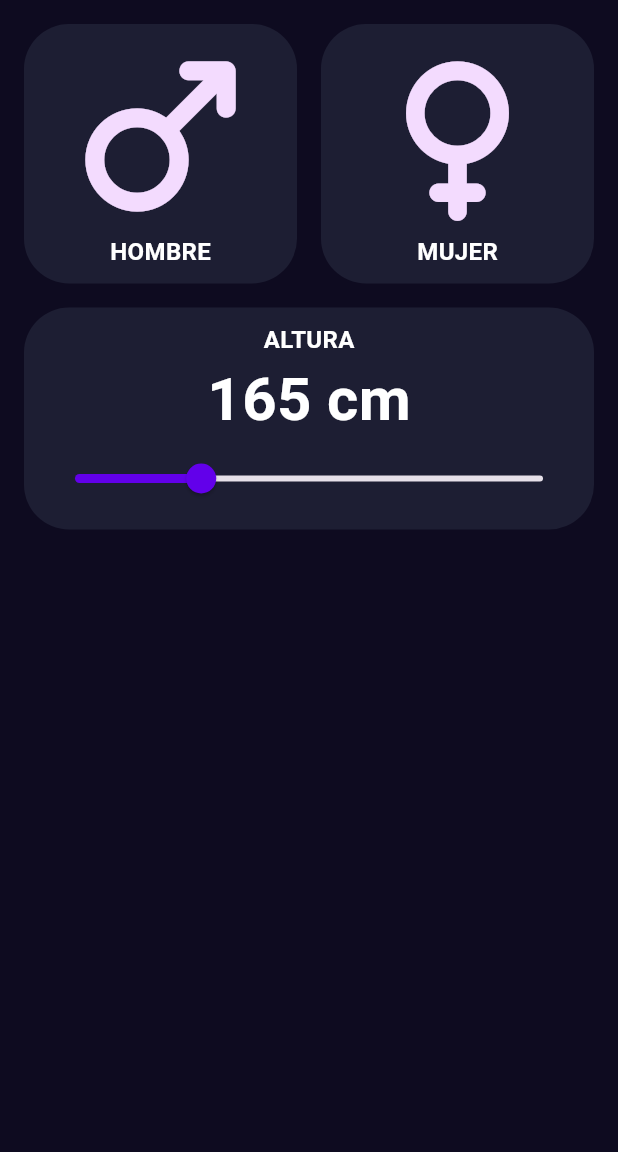
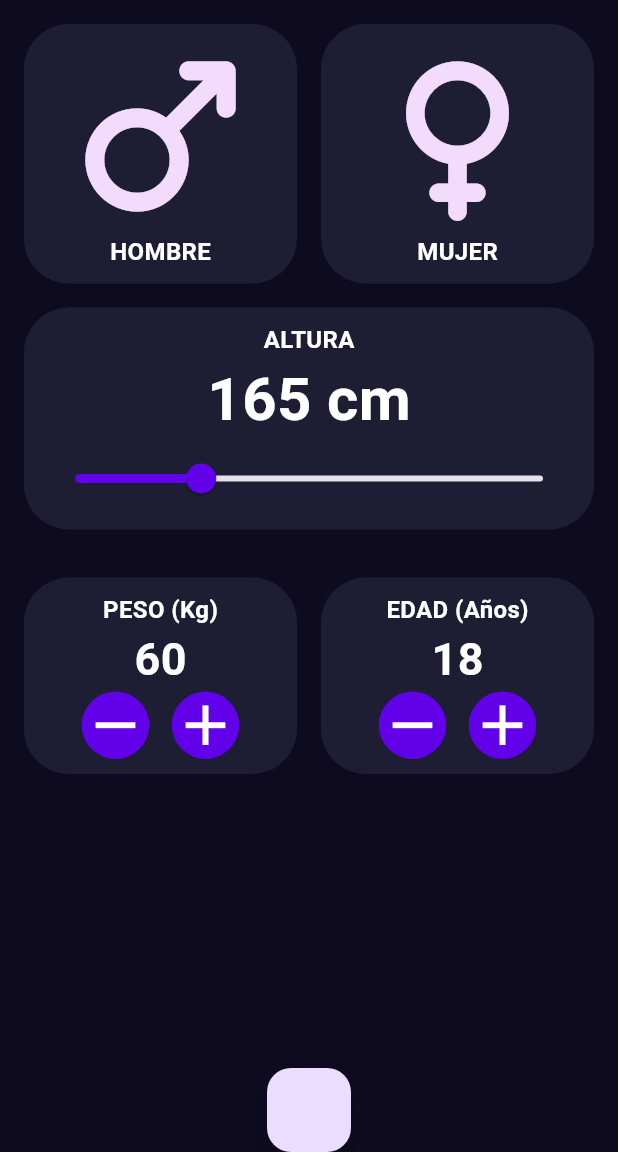
Before and after one commit to Daniel555AS/imc_calculator_app, a Flutter app: the screen it shows after launch, on a phone screen of 412 x 824 dp, the part 84-1236 px from its top. Run offline on Flutter 3.47's test engine with Material 3 defaults, Android fonts, the phone set to English and light mode, and no system bars.

Commit message:
number selectors for weight selector and age selector

```diff
--- /dev/null
+++ b/lib/components/number_selector.dart
@@ -0,0 +1,76 @@
+import 'package:flutter/material.dart';
+import 'package:imc_app/core/app_colors.dart';
+import 'package:imc_app/core/app_text_styles.dart';
+
+class NumberSelector extends StatefulWidget {
+  final String title;
+  final int value;
+  final Function() increase;
+  final Function() decrease;
+
+  const NumberSelector({
+    super.key,
+    required this.title,
+    required this.value,
+    required this.increase,
+    required this.decrease,
+  });
+
+  @override
+  State<NumberSelector> createState() => _NumberSelector();
+}
+
+class _NumberSelector extends State<NumberSelector> {
+  @override
+  Widget build(BuildContext context) {
+    return Container(
+      decoration: BoxDecoration(
+        color: AppColors.backgroundComponent,
+        borderRadius: BorderRadius.circular(30.0),
+      ),
+      child: Padding(
+        padding: const EdgeInsets.all(10.0),
+        child: Column(
+          mainAxisAlignment: MainAxisAlignment.center,
+          children: [
+            Text(widget.title, style: AppTextStyles.numberSelectorTitleText),
+            Text(
+              widget.value.toString(),
+              style: AppTextStyles.numberSelectorText,
+            ),
+            Row(
+              mainAxisAlignment: MainAxisAlignment.center,
+              children: [
+                GestureDetector(
+                  onTap: () {
+                    widget.decrease();
+                  },
+                  child: Container(
+                    decoration: BoxDecoration(
+                      color: AppColors.primary,
+                      borderRadius: BorderRadius.circular(60),
+                    ),
+                    child: Icon(Icons.remove, size: 45, color: Colors.white),
+                  ),
+                ),
+                SizedBox(width: 15.0),
+                GestureDetector(
+                  onTap: () {
+                    widget.increase();
+                  },
+                  child: Container(
+                    decoration: BoxDecoration(
+                      color: AppColors.primary,
+                      borderRadius: BorderRadius.circular(60),
+                    ),
+                    child: Icon(Icons.add, size: 45, color: Colors.white),
+                  ),
+                ),
+              ],
+            ),
+          ],
+        ),
+      ),
+    );
+  }
+}
--- a/lib/core/app_text_styles.dart
+++ b/lib/core/app_text_styles.dart
@@ -21,4 +21,17 @@ class AppTextStyles {
     fontSize: 40.0,
     fontWeight: FontWeight.w700,
   );
+
+  // Number Selector
+    static const TextStyle numberSelectorText = TextStyle(
+    color: Colors.white,
+    fontSize: 30.0,
+    fontWeight: FontWeight.w700,
+  );
+
+    static const TextStyle numberSelectorTitleText = TextStyle(
+    fontSize: 16,
+    color: AppColors.textTitleHome,
+    fontWeight: FontWeight.w700,
+  );
 }
--- a/lib/screens/imc_home_screen.dart
+++ b/lib/screens/imc_home_screen.dart
@@ -1,6 +1,7 @@
 import 'package:flutter/material.dart';
 import 'package:imc_app/components/gender_selector.dart';
 import 'package:imc_app/components/height_selector.dart';
+import 'package:imc_app/components/number_selector.dart';
 
 class ImcHomeScreen extends StatefulWidget {
   const ImcHomeScreen({super.key});
@@ -10,12 +11,65 @@ class ImcHomeScreen extends StatefulWidget {
 }
 
 class _ImcHomeScreenState extends State<ImcHomeScreen> {
+  int selectedWeight = 60;
+  int selectedAge = 18;
+
   @override
   Widget build(BuildContext context) {
     return Column(
       children: [
         GenderSelector(),
-        HeightSelector()
+        HeightSelector(),
+        Padding(
+          padding: const EdgeInsets.all(16.0),
+          child: Row(
+            children: [
+              Expanded(
+                child: NumberSelector(
+                  title: "PESO (Kg)",
+                  value: selectedWeight,
+                  decrease: () {
+                    setState(() {
+                      if (selectedWeight > 0) {
+                        selectedWeight--;
+                      }
+                    });
+                  },
+                  increase: () {
+                    setState(() {
+                      if(selectedWeight < 300) {
+                        selectedWeight++;
+                      }
+                    });
+                  },
+                ),
+              ),
+              SizedBox(width: 16.0),
+              Expanded(
+                child: NumberSelector(
+                  title: "EDAD (Años)",
+                  value: selectedAge,
+                  decrease: () {
+                    setState(() {
+                      if (selectedAge > 0) {
+                        selectedAge--;
+                      }
+                    });
+                  },
+                  increase: () {
+                    setState(() {
+                      if(selectedAge < 130) {
+                        selectedAge++;
+                      }
+                    });
+                  },
+                ),
+              ),
+            ],
+          ),
+        ),
+        Spacer(),
+        FloatingActionButton(onPressed: () {}),
       ],
     );
   }
```
